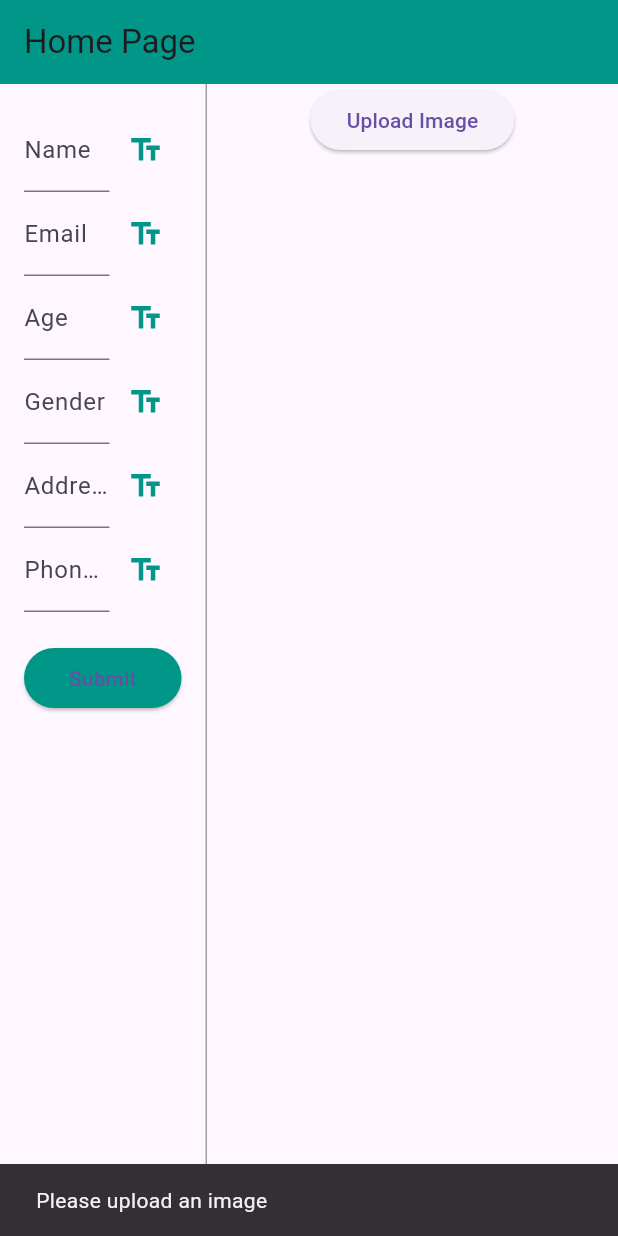
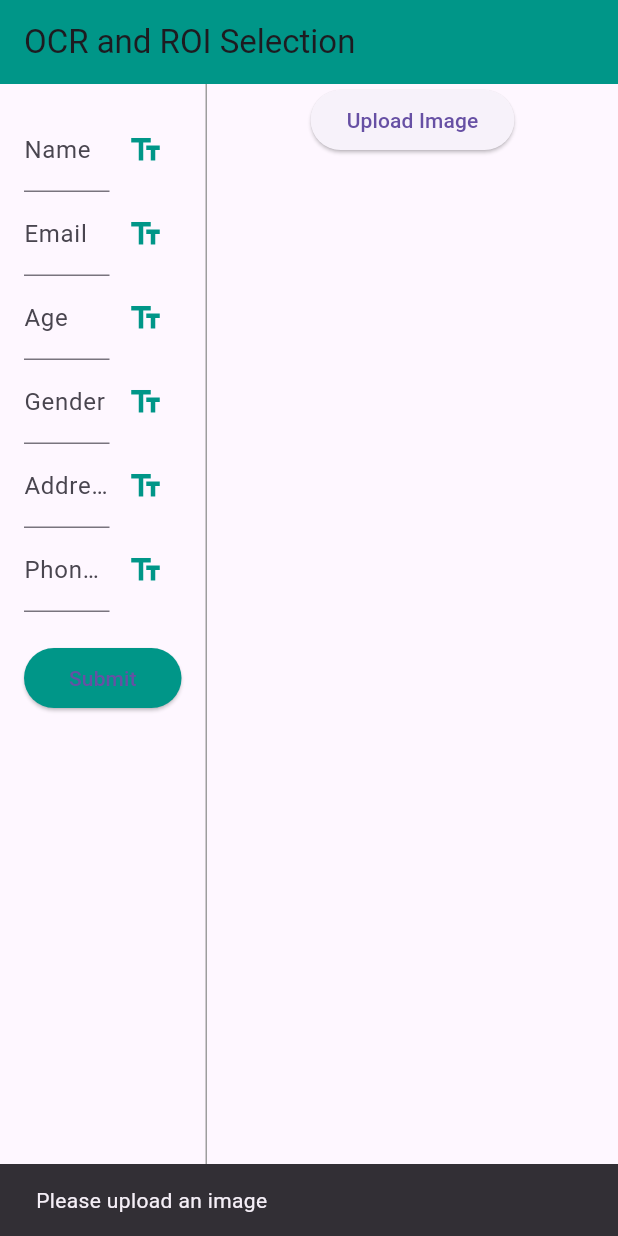
Before and after one commit to mubinsyedmuhammed/Text_extractor, a Flutter app: the screen it shows after launch, after a tap on the "text fields" icon, on a phone screen of 412 x 824 dp. Run offline on Flutter 3.47's test engine with Material 3 defaults, Android fonts, the phone set to English and light mode, and no system bars; our stand-ins replace file_picker; missing offline and left inert: image_painter.

Commit message:
first success

```diff
--- a/lib/screen/home_screen.dart
+++ b/lib/screen/home_screen.dart
@@ -1,10 +1,36 @@
+import 'dart:convert';
 import 'dart:developer';
-import 'dart:io';
+import 'dart:typed_data';
+
+import 'package:flutter/material.dart';
+import 'package:image/image.dart' as img; // Add image package for image manipulation
+import 'package:image_painter/image_painter.dart';
 import 'package:file_picker/file_picker.dart';
-import 'package:flutter/foundation.dart';
-import 'package:flutter/material.dart';
-import 'package:image_painter/image_painter.dart';
-import 'package:image/image.dart' as img; // Add image package for image manipulation
+import 'package:http/http.dart' as http;
+
+class OCRService {
+  final String apiUrl = "http://localhost:8000/extract_text/";
+
+  Future<String> extractText(Uint8List imageBytes) async {
+    try {
+      var request = http.MultipartRequest('POST', Uri.parse(apiUrl));
+      request.files.add(
+        http.MultipartFile.fromBytes('file', imageBytes, filename: 'image.jpg'),
+      );
+
+      var response = await request.send();
+      if (response.statusCode == 200) {
+        final responseData = await response.stream.bytesToString();
+        final extractedText = json.decode(responseData)['extracted_text'];
+        return extractedText;
+      } else {
+        return 'Failed to extract text';
+      }
+    } catch (e) {
+      return 'Error: $e';
+    }
+  }
+}
 
 class HomeScreen extends StatelessWidget {
   const HomeScreen({super.key});
@@ -13,7 +39,7 @@ class HomeScreen extends StatelessWidget {
   Widget build(BuildContext context) {
     return Scaffold(
       appBar: AppBar(
-        title: const Text("Home Page"),
+        title: const Text("OCR and ROI Selection"),
         backgroundColor: Colors.teal,
       ),
       body: const ROISelectionScreen(),
@@ -51,7 +77,6 @@ class ROISelectionScreenState extends State<ROISelectionScreen> {
     );
 
     if (result != null) {
-      if (kIsWeb) {
       if (result.files.single.bytes != null) {
         setState(() {
           _imageBytes = result.files.single.bytes;
@@ -63,21 +88,6 @@ class ROISelectionScreenState extends State<ROISelectionScreen> {
             strokeWidth: 2.0,
           );
         });
-        }
-      } else {
-        if (result.files.single.path != null) {
-          File file = File(result.files.single.path!);
-          _imageBytes = await file.readAsBytes();
-          setState(() {
-            _controller.clear();
-            _controller = ImagePainterController(
-              fill: false,
-              color: Colors.black,
-              mode: PaintMode.rect,
-              strokeWidth: 2.0,
-            );
-          });
-        }
       }
     } else {
       log("File selection canceled.");
@@ -98,28 +108,63 @@ class ROISelectionScreenState extends State<ROISelectionScreen> {
 
     final img.Image? decodedImage = img.decodeImage(_imageBytes!);
 
-    if (decodedImage != null) {
-      // Get the selected ROI coordinates
-      final rect = _controller.paintArea;
+    if (decodedImage == null) {
+      ScaffoldMessenger.of(context).showSnackBar(
+        const SnackBar(content: Text('Invalid image format')),
+      );
+      return;
+    }
 
-      if (rect != null) {
-        img.copyCrop(
+    if (_controller.paintHistory.isEmpty) {
+      ScaffoldMessenger.of(context).showSnackBar(
+        const SnackBar(content: Text('No ROI selected. Please draw a region to crop.')),
+      );
+      return;
+    }
+
+    final paintInfo = _controller.paintHistory.last;
+
+    if (paintInfo.mode != PaintMode.rect || paintInfo.offsets.length < 2) {
+      ScaffoldMessenger.of(context).showSnackBar(
+        const SnackBar(content: Text('Please draw a valid rectangular ROI.')),
+      );
+      return;
+    }
+
+    final int left = paintInfo.offsets[0]!.dx.toInt();
+    final int top = paintInfo.offsets[0]!.dy.toInt();
+    final int right = paintInfo.offsets[1]!.dx.toInt();
+    final int bottom = paintInfo.offsets[1]!.dy.toInt();
+
+    if (left >= right || top >= bottom) {
+      ScaffoldMessenger.of(context).showSnackBar(
+        const SnackBar(content: Text('Invalid region dimensions. Please select properly.')),
+      );
+      return;
+    }
+
+    try {
+      final croppedImage = img.copyCrop(
         decodedImage,
-          x: rect.left.toInt(),
-          y: rect.top.toInt(),
-          width: rect.width.toInt(),
-          height: rect.height.toInt(),
+        x: left,
+        y: top,
+        width: right - left,
+        height: bottom - top,
       );
 
+      Uint8List croppedBytes = Uint8List.fromList(img.encodeJpg(croppedImage));
 
-        // Here, you would send the cropped image to your backend for text extraction
-        // This is just a placeholder for the backend call
-        // Example: String extractedText = await backendService.extractText(croppedBytes);
+      OCRService ocrService = OCRService();
+      String extractedText = await ocrService.extractText(croppedBytes);
 
-        // For now, we'll mock a response based on the field
-        String extractedText = _mockTextExtraction(field);
+      if (extractedText.isEmpty) {
+        // ignore: use_build_context_synchronously
+        ScaffoldMessenger.of(context).showSnackBar(
+          const SnackBar(content: Text('No text found in the cropped region')),
+        );
+        return;
+      }
 
-        // Update the corresponding TextField with the extracted text
       switch (field) {
         case 'Name':
           _nameController.text = extractedText;
@@ -139,19 +184,25 @@ class ROISelectionScreenState extends State<ROISelectionScreen> {
         case 'Phone Number':
           _phoneController.text = extractedText;
           break;
+        default:
+          ScaffoldMessenger.of(context).showSnackBar(
+            const SnackBar(content: Text('Invalid field selection')),
+          );
+          return;
       }
 
       log("Extracted Text: $extractedText");
+      // ignore: use_build_context_synchronously
       ScaffoldMessenger.of(context).showSnackBar(
         SnackBar(content: Text('Extracted Text: $extractedText')),
       );
+    } catch (e) {
+      log("Error during cropping/extraction: $e");
+      // ignore: use_build_context_synchronously
+      ScaffoldMessenger.of(context).showSnackBar(
+        const SnackBar(content: Text('Failed to process the image. Try again.')),
+      );
     }
-    }
-  }
-
-  String _mockTextExtraction(String field) {
-    // Mock extraction based on the field for now
-    return 'Sample $field';
   }
 
   @override
@@ -254,7 +305,3 @@ class ROISelectionScreenState extends State<ROISelectionScreen> {
     );
   }
 }
-
-extension on ImagePainterController {
-   get paintArea => null;
-}
--- /dev/null
+++ b/lib/widgets/text_field_with_extraction.dart
@@ -0,0 +1 @@
+// TODO Implement this library.
```
Also changed, not shown: lib/screen/roi_selection.dart (added, +110 -0 lines), lib/services/image_service.dart (deleted, +0 -20 lines), lib/services/ocr_service.dart (added, +27 -0 lines), lib/services/text_extract.dart (+29 -45 lines). Lines whose indentation alone changed are shown as unchanged.
